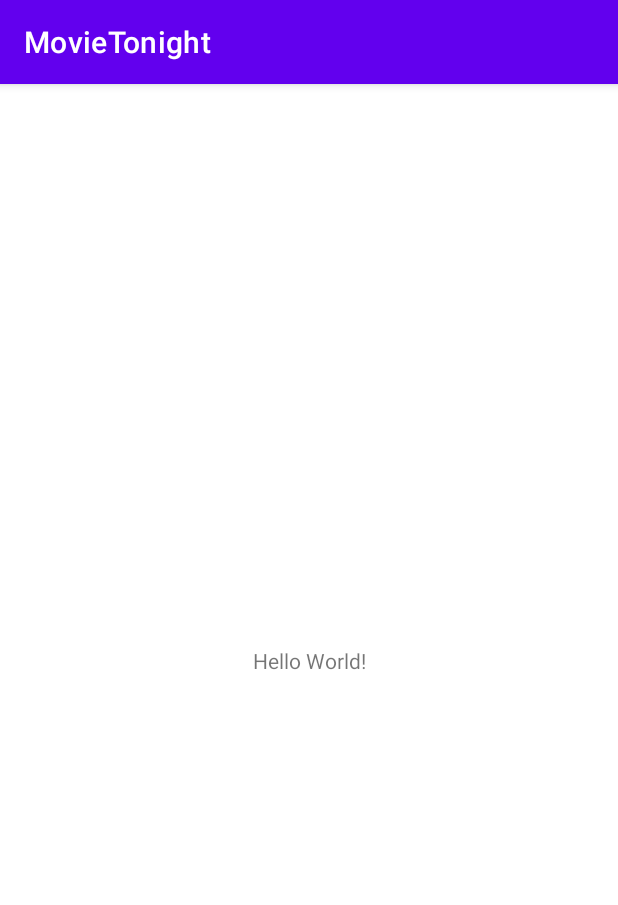
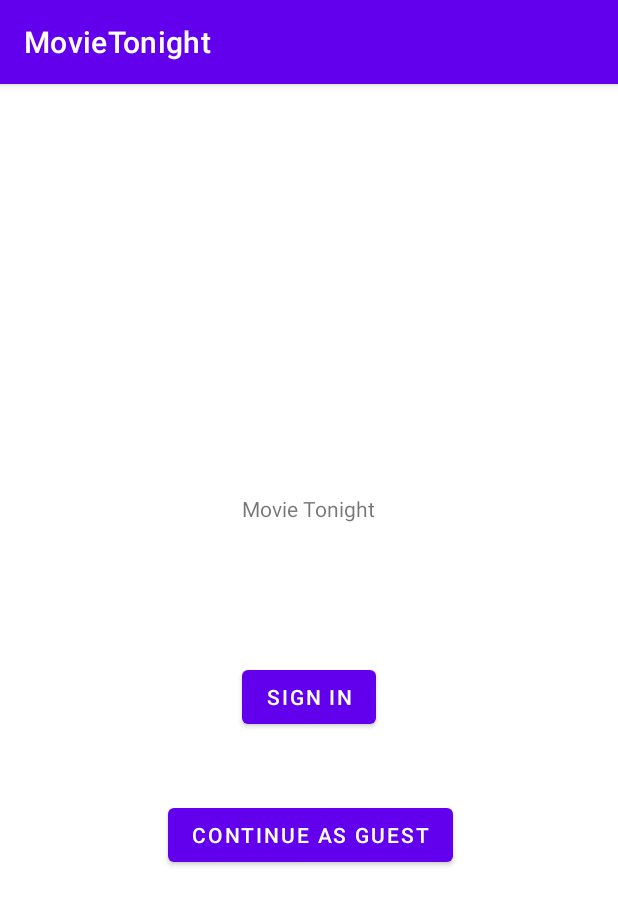
Before and after one commit to dieu-vu/movie2night, an Android app: the screen it shows after launch (MainActivity), on a phone screen of 412 x 824 dp. Shown: the top 905 px of the screen. Run offline under Robolectric (Android 15) with nearby library versions, the phone set to English and light mode, and no system bars.

Commit message:
Create UI for start activity

```diff
--- a/app/src/main/res/layout/activity_main.xml
+++ b/app/src/main/res/layout/activity_main.xml
@@ -7,12 +7,38 @@
     tools:context=".MainActivity">
 
     <TextView
+        android:id="@+id/txtTitle"
         android:layout_width="wrap_content"
         android:layout_height="wrap_content"
-        android:text="Hello World!"
+        android:text="@string/title"
         app:layout_constraintBottom_toBottomOf="parent"
+        app:layout_constraintEnd_toEndOf="parent"
+        app:layout_constraintHorizontal_bias="0.498"
         app:layout_constraintLeft_toLeftOf="parent"
         app:layout_constraintRight_toRightOf="parent"
-        app:layout_constraintTop_toTopOf="parent" />
+        app:layout_constraintStart_toStartOf="parent"
+        app:layout_constraintTop_toTopOf="parent"
+        app:layout_constraintVertical_bias="0.365" />
+
+    <Button
+        android:id="@+id/btnSignIn"
+        android:layout_width="wrap_content"
+        android:layout_height="wrap_content"
+        android:layout_marginTop="92dp"
+        android:text="@string/sign_in"
+        app:layout_constraintEnd_toEndOf="parent"
+        app:layout_constraintStart_toStartOf="parent"
+        app:layout_constraintTop_toBottomOf="@+id/txtTitle" />
+
+    <Button
+        android:id="@+id/btnGuest"
+        android:layout_width="wrap_content"
+        android:layout_height="wrap_content"
+        android:layout_marginTop="44dp"
+        android:text="@string/guest"
+        app:layout_constraintEnd_toEndOf="parent"
+        app:layout_constraintHorizontal_bias="0.506"
+        app:layout_constraintStart_toStartOf="parent"
+        app:layout_constraintTop_toBottomOf="@+id/btnSignIn" />
 
 </androidx.constraintlayout.widget.ConstraintLayout>
--- a/app/src/main/res/values/strings.xml
+++ b/app/src/main/res/values/strings.xml
@@ -1,3 +1,6 @@
 <resources>
     <string name="app_name">MovieTonight</string>
+    <string name="title">Movie Tonight</string>
+    <string name="sign_in">Sign in</string>
+    <string name="guest">Continue as guest</string>
 </resources>
```
